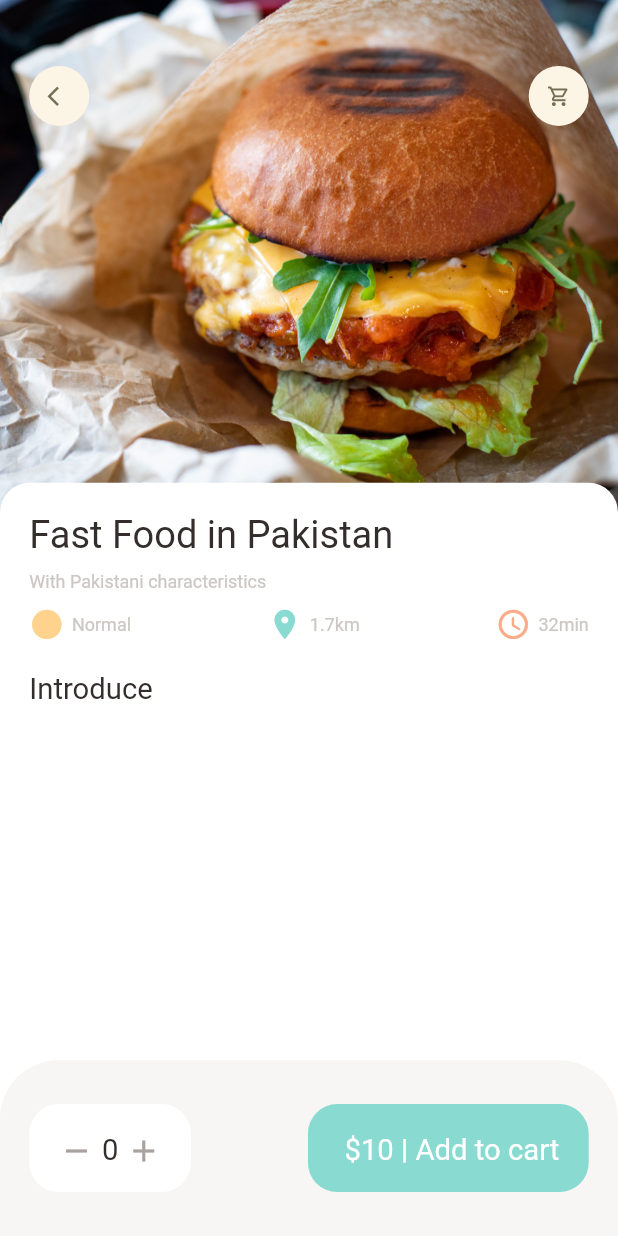
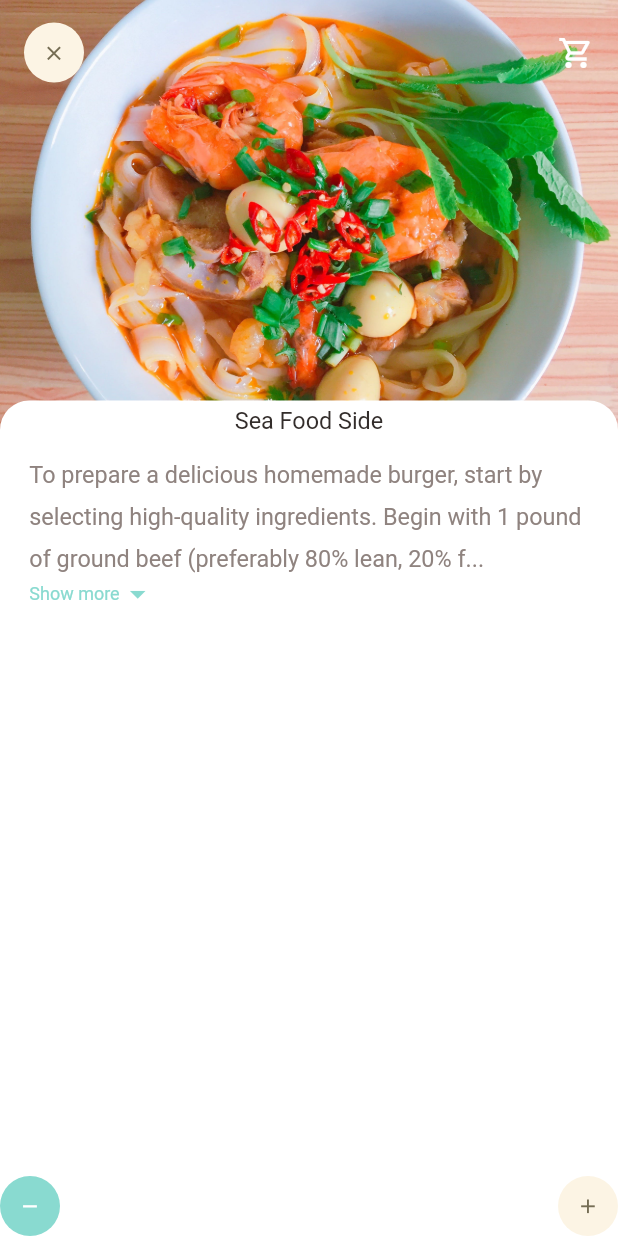
Before and after one commit to HussnainProg/SEProject, a Flutter app: the screen it shows after launch, on a phone screen of 412 x 824 dp. Run offline on Flutter 3.47's test engine with Material 2 defaults, Android fonts, the light colour scheme and no system bars; our stand-ins replace dots_indicator, get.

Commit message:
Expandable_Text_Widget

```diff
--- a/foodmanagementsystem/lib/main.dart
+++ b/foodmanagementsystem/lib/main.dart
@@ -1,5 +1,6 @@
 import 'package:flutter/material.dart';
 import 'package:foodmanagementsystem/pages/food/popular_food_detail.dart';
+import 'package:foodmanagementsystem/pages/food/recommended_food_detail.dart';
 import 'package:foodmanagementsystem/pages/home/main_food_page.dart';
 import 'package:get/get.dart';
 
@@ -14,7 +15,7 @@ class MainApp extends StatelessWidget {
   Widget build(BuildContext context) {
     return const GetMaterialApp(
       debugShowCheckedModeBanner: false,
-      home: PopularFoodDetail(),
+      home: RecommendedFoodDetail(),
     );
   }
 }
--- a/foodmanagementsystem/lib/pages/food/popular_food_detail.dart
+++ b/foodmanagementsystem/lib/pages/food/popular_food_detail.dart
@@ -5,6 +5,7 @@ import 'package:foodmanagementsystem/utils/dimensions.dart';
 import 'package:foodmanagementsystem/widgets/app_column.dart';
 import 'package:foodmanagementsystem/widgets/app_icon.dart';
 import 'package:foodmanagementsystem/widgets/big_text.dart';
+import 'package:foodmanagementsystem/widgets/expandable_text_widget.dart';
 import 'package:foodmanagementsystem/widgets/icon_and_text_widget.dart';
 import 'package:foodmanagementsystem/widgets/small_text.dart';
 
@@ -17,6 +18,7 @@ class PopularFoodDetail extends StatelessWidget {
       backgroundColor: Colors.white,
       body: Stack(
         children: [
+          //background Image
           Positioned(
             left: 0,
             right: 0,
@@ -29,7 +31,9 @@ class PopularFoodDetail extends StatelessWidget {
                   fit: BoxFit.cover,
                 ),
               ),
-              )),
+            ),
+          ),
+          //icon Widgets
           Positioned(
             top: Dimensions.height45,
             left: Dimensions.width20,
@@ -40,7 +44,9 @@ class PopularFoodDetail extends StatelessWidget {
                 AppIcon(icon: Icons.arrow_back_ios),
                 AppIcon(icon: Icons.shopping_cart_outlined),
               ],
-              )),
+            ),
+          ),
+          //Introduction of food
           Positioned(
             left: 0,
             right: 0,
@@ -64,10 +70,22 @@ class PopularFoodDetail extends StatelessWidget {
                   SizedBox(
                     height: Dimensions.height20,
                   ),
-                    BigText(text: "Introduce")
+                  BigText(text: "Introduce"),
+                  SizedBox(
+                    height: Dimensions.height20,
+                  ),
+                  //expandable text widget
+                  Expanded(
+                    child: SingleChildScrollView(
+                      child: ExpandableTextWidget(
+                          text:
+                              "To prepare a delicious homemade burger, start by selecting high-quality ingredients. Begin with 1 pound of ground beef (preferably 80% lean, 20% fat) for that juicy flavor. In a mixing bowl, season the beef with salt, pepper, and any desired spices like garlic powder or onion powder. Gently combine the ingredients, being careful not to overmix, as it can result in a tougher texture.Divide the seasoned beef into equal portions and shape them into burger patties. Heat a grill or stovetop pan over medium-high heat and cook the patties to your preferred doneness, usually 3-4 minutes per side for medium. Just before they're done, add a slice of your favorite cheese to each patty and let it melt. While the patties are cooking, prepare the burger fixings. Toast the burger buns on the grill or in a toaster for a crispy texture. Spread a generous amount of mayonnaise, ketchup, or mustard on the bottom half of each bun. Layer fresh lettuce, tomato slices, and red onion rings on top. Once the patties are cooked and the cheese is melted, carefully transfer them onto the prepared buns. Add any additional toppings you desire, such as pickles, bacon, or avocado slices. Finally, place the top half of the bun on top, press gently to hold everything together, and your mouthwatering homemade burger is ready to be savored. Serve with your favorite side dishes and enjoy this delightful culinary creation!"),
+                    ),
+                  )
                 ],
               ),
-              )),
+            ),
+          ),
         ],
       ),
       bottomNavigationBar: Container(
@@ -117,7 +135,10 @@ class PopularFoodDetail extends StatelessWidget {
                   bottom: Dimensions.height20,
                   left: Dimensions.width20,
                   right: Dimensions.width20),
-              child: BigText(text: " \$10 | Add to cart", color: Colors.white,),
+              child: BigText(
+                text: " \$10 | Add to cart",
+                color: Colors.white,
+              ),
               decoration: BoxDecoration(
                 borderRadius: BorderRadius.circular(Dimensions.radius20),
                 color: AppColors.mainColor,
--- /dev/null
+++ b/foodmanagementsystem/lib/pages/food/recommended_food_detail.dart
@@ -0,0 +1,80 @@
+import 'package:flutter/cupertino.dart';
+import 'package:flutter/material.dart';
+import 'package:foodmanagementsystem/utils/colors.dart';
+import 'package:foodmanagementsystem/utils/dimensions.dart';
+import 'package:foodmanagementsystem/widgets/app_icon.dart';
+import 'package:foodmanagementsystem/widgets/big_text.dart';
+import 'package:foodmanagementsystem/widgets/expandable_text_widget.dart';
+
+class RecommendedFoodDetail extends StatelessWidget {
+  const RecommendedFoodDetail({super.key});
+
+  @override
+  Widget build(BuildContext context) {
+    return Scaffold(
+      backgroundColor: Colors.white,
+      body: CustomScrollView(
+        slivers: [
+          SliverAppBar(
+              toolbarHeight: 70,
+              title: Row(
+                mainAxisAlignment: MainAxisAlignment.spaceBetween,
+                children: [
+                  AppIcon(icon: Icons.clear),
+                  Icon(Icons.shopping_cart_outlined),
+                ],
+              ),
+              bottom: PreferredSize(
+                preferredSize: Size.fromHeight(20),
+                child: Container(
+                  child: Center(
+                      child: BigText(
+                          size: Dimensions.font16, text: ("Sea Food Side"))),
+                  width: double.maxFinite,
+                  padding: EdgeInsets.only(top: 5, bottom: 10),
+                  decoration: BoxDecoration(
+                      color: Colors.white,
+                      borderRadius: BorderRadius.only(
+                        topLeft: Radius.circular(Dimensions.radius20),
+                        topRight: Radius.circular(Dimensions.radius20),
+                      )),
+                ),
+              ),
+              pinned: true,
+              backgroundColor: AppColors.yellowColor,
+              expandedHeight: 300,
+              flexibleSpace: FlexibleSpaceBar(
+                background: Image.asset(
+                  "assets/image/food0.png",
+                  width: double.maxFinite,
+                  fit: BoxFit.cover,
+                ),
+              )),
+          SliverToBoxAdapter(
+              child: Column(
+            children: [
+              Container(
+                child: ExpandableTextWidget(
+                    text:
+                        "To prepare a delicious homemade burger, start by selecting high-quality ingredients. Begin with 1 pound of ground beef (preferably 80% lean, 20% fat) for that juicy flavor. In a mixing bowl, season the beef with salt, pepper, and any desired spices like garlic powder or onion powder. Gently combine the ingredients, being careful not to overmix, as it can result in a tougher texture.Divide the seasoned beef into equal portions and shape them into burger patties. Heat a grill or stovetop pan over medium-high heat and cook the patties to your preferred doneness, usually 3-4 minutes per side for medium. Just before they're done, add a slice of your favorite cheese to each patty and let it melt. While the patties are cooking, prepare the burger fixings. Toast the burger buns on the grill or in a toaster for a crispy texture. Spread a generous amount of mayonnaise, ketchup, or mustard on the bottom half of each bun. Layer fresh lettuce, tomato slices, and red onion rings on top. Once the patties are cooked and the cheese is melted, carefully transfer them onto the prepared buns. Add any additional toppings you desire, such as pickles, bacon, or avocado slices. Finally, place the top half of the bun on top, press gently to hold everything together, and your mouthwatering homemade burger is ready to be savored. Serve with your favorite side dishes and enjoy this delightful culinary creation!"),
+                margin: EdgeInsets.only(left: Dimensions.width20,right: Dimensions.width20),
+              )
+            ],
+          ))
+        ],
+      ),
+      bottomNavigationBar: Column(
+        mainAxisSize: MainAxisSize.min,
+        children: [
+          Row(
+            mainAxisAlignment: MainAxisAlignment.spaceBetween,
+            children: [
+              AppIcon(iconColor: Colors.white,backgroundColor: AppColors.mainColor,icon: Icons.remove),
+              AppIcon(icon: Icons.add)
+            ],
+          )
+        ],
+      ),
+    );
+  }
+}
--- a/foodmanagementsystem/lib/utils/dimensions.dart
+++ b/foodmanagementsystem/lib/utils/dimensions.dart
@@ -20,6 +20,7 @@ class Dimensions {
   static double width20 = screenHeight / 42.2;
   static double width30 = screenHeight / 28.13;
 //font size
+  static double font16 = screenHeight / 52.75;
   static double font20 = screenHeight / 42.2;
   static double font26 = screenHeight / 32.46;
 // radius
--- /dev/null
+++ b/foodmanagementsystem/lib/widgets/expandable_text_widget.dart
@@ -0,0 +1,58 @@
+import 'package:flutter/cupertino.dart';
+import 'package:flutter/material.dart';
+import 'package:foodmanagementsystem/utils/colors.dart';
+import 'package:foodmanagementsystem/utils/dimensions.dart';
+import 'package:foodmanagementsystem/widgets/small_text.dart';
+
+class ExpandableTextWidget extends StatefulWidget {
+  final String text;
+  const ExpandableTextWidget({Key? key, required this.text}) : super(key: key);
+  @override
+  _ExpandableTextWidgetState createState() => _ExpandableTextWidgetState();
+}
+
+class _ExpandableTextWidgetState extends State<ExpandableTextWidget> {
+  late String firstHalf;
+  late String secondHalf;
+
+  bool hiddenText = true;
+
+  double textHeight = Dimensions.screenHeight / 5.63;
+
+  @override
+  void initState() {
+    super.initState();
+    if (widget.text.length > textHeight) {
+      firstHalf = widget.text.substring(0, textHeight.toInt());
+      secondHalf =
+          widget.text.substring(textHeight.toInt() + 1, widget.text.length);
+    } else {
+      firstHalf = widget.text;
+      secondHalf = "";
+    }
+  }
+
+  @override
+  Widget build(BuildContext context) {
+    return Container(
+        child: secondHalf.isEmpty?SmallText(color: AppColors.paraColor, size: Dimensions.font16,text: firstHalf):Column(
+          children: [
+            SmallText(height: 1.8,color: AppColors.paraColor,size: Dimensions.font16,text:hiddenText?(firstHalf+"..."):(firstHalf+secondHalf)),
+            InkWell(
+               onTap: (){
+                setState(() {
+                  hiddenText =! hiddenText;
+                });
+               },
+               child: Row(
+                children: [
+                  SmallText(text: "Show more", color: AppColors.mainColor),
+                  Icon(hiddenText?Icons.arrow_drop_down: Icons.arrow_drop_up, color: AppColors.mainColor ),
+                ],
+               ),
+            )
+          ]
+        ),
+        );
+  }
+}
```
Lines whose indentation alone changed are shown as unchanged.
